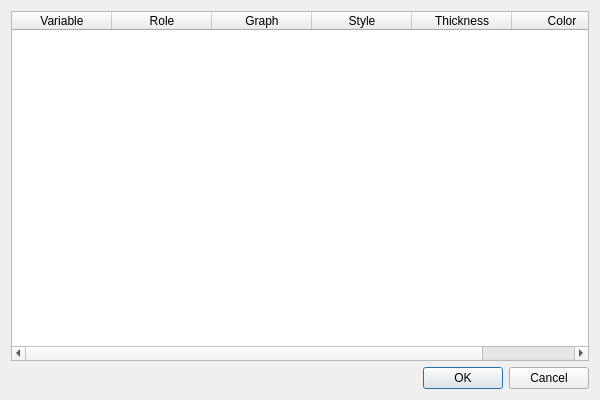
Above: ui/PlotConfigDialog.ui from skhelladi/RTPlotter before the change. Below: the same form after it.
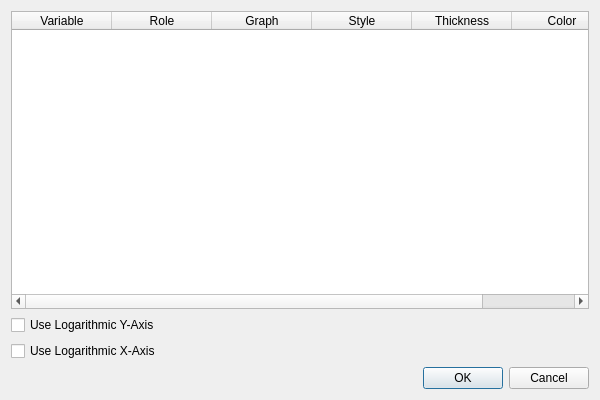
That is the form after the change.

Commit message: Interface and functionality updates: Add support for logarithmic axes in plot configuration; implemented a list of recent project openning in the menu.

Patch:
```diff
--- a/ui/PlotConfigDialog.ui
+++ b/ui/PlotConfigDialog.ui
@@ -48,6 +48,20 @@
      </column>
     </widget>
    </item>
+   <item>
+    <widget class="QCheckBox" name="logarithmicYAxisCheckBox">
+     <property name="text">
+      <string>Use Logarithmic Y-Axis</string>
+     </property>
+    </widget>
+   </item>
+   <item>
+    <widget class="QCheckBox" name="logarithmicXAxisCheckBox">
+     <property name="text">
+      <string>Use Logarithmic X-Axis</string>
+     </property>
+    </widget>
+   </item>
    <item>
     <widget class="QDialogButtonBox" name="buttonBox">
      <property name="orientation">
```
The commit also changes 9 other files.
